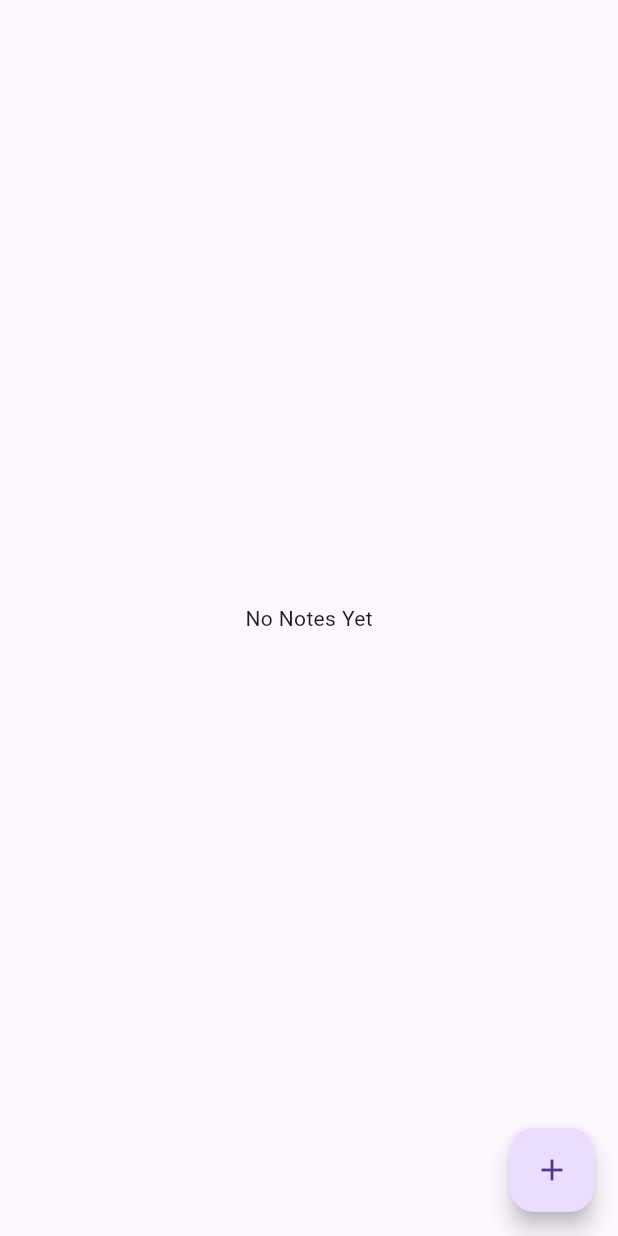
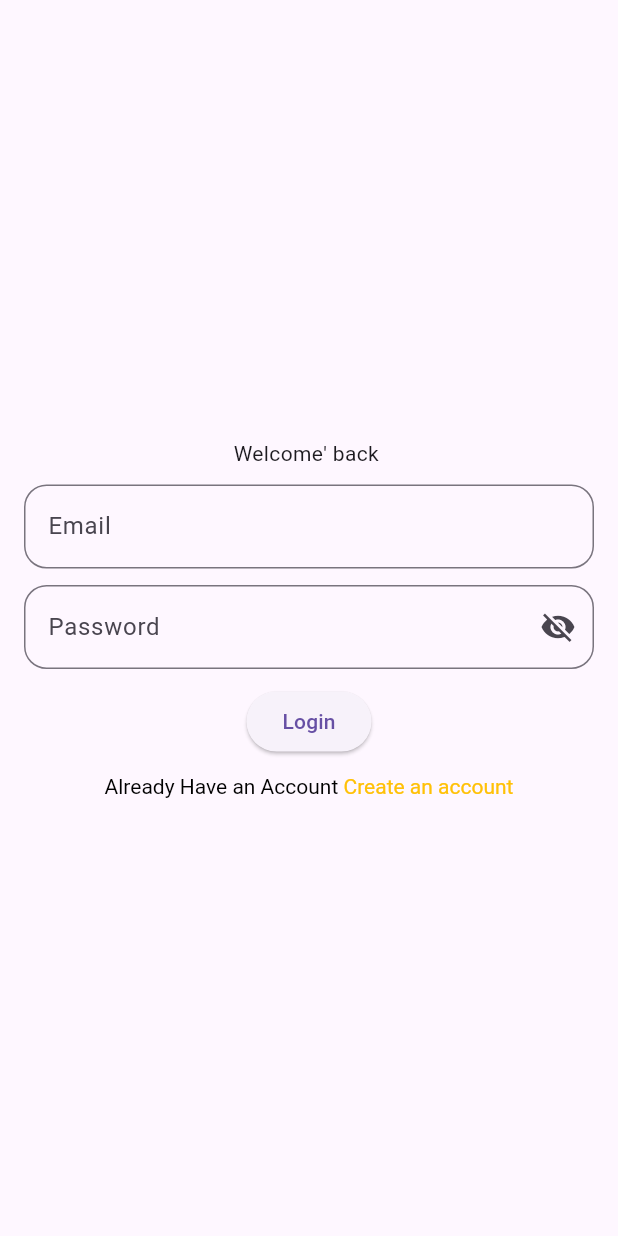
Before and after one commit to sultankhanamqh-maker/firebase_note, a Flutter app: the screen it shows after launch, on a phone screen of 412 x 824 dp. Run offline on Flutter 3.47's test engine with Material 3 defaults, Android fonts, the light colour scheme and no system bars; our stand-ins replace cloud_firestore, firebase_auth, firebase_core, shared_preferences; accounts and stored records are empty.

Commit message:
login and signup with firebase

```diff
--- /dev/null
+++ b/lib/app_constants.dart
@@ -0,0 +1,3 @@
+class AppConstants {
+  static const String loginId = "uid";
+}
--- /dev/null
+++ b/lib/login_page.dart
@@ -0,0 +1,151 @@
+// ignore_for_file: must_be_immutable
+
+
+
+import 'package:fire_note/app_constants.dart';
+import 'package:fire_note/home_page.dart';
+import 'package:fire_note/signup_page.dart';
+import 'package:fire_note/ui_helper/ui_helper.dart';
+import 'package:firebase_auth/firebase_auth.dart';
+import 'package:flutter/cupertino.dart';
+import 'package:flutter/material.dart';
+import 'package:shared_preferences/shared_preferences.dart';
+
+class LoginPage extends StatefulWidget {
+
+  LoginPage({super.key});
+
+  @override
+  State<LoginPage> createState() => _LoginPageState();
+}
+
+class _LoginPageState extends State<LoginPage> {
+  bool passwordVisible = false;
+
+  bool isLoading = false;
+
+  bool isLogin = false;
+
+  var emailController = TextEditingController();
+
+  var passController = TextEditingController();
+
+  FirebaseAuth? auth;
+
+  GlobalKey<FormState> formKey = GlobalKey<FormState>();
+
+  @override
+  void initState() {
+    super.initState();
+    auth = FirebaseAuth.instance;
+  }
+
+  @override
+  Widget build(BuildContext context) {
+    return Scaffold(
+      body: Form(
+        key: formKey,
+        child: Padding(
+          padding: const EdgeInsets.symmetric(horizontal: 16.0),
+          child: Column(
+            mainAxisAlignment: MainAxisAlignment.center,
+            children: [
+              Text("Welcome' back "),
+              SizedBox(height: 11),
+              TextFormField(
+                controller: emailController,
+                validator: (value) {
+                  final bool emailValid = RegExp(
+                    r"^[a-zA-Z0-9.a-zA-Z0-9.!#$%&'*+-/=?^_`{|}~-]+@[a-zA-Z0-9]+\.[a-zA-Z]+",
+                  ).hasMatch(value ?? "");
+                  if (value == null || value.isEmpty) {
+                    return "Please Enter your email";
+                  }
+                  if (!emailValid) {
+                    return "Please Enter valid Email";
+                  }
+                  return null;
+                },
+                decoration: myDecor(hint: "Enter Your Email", label: "Email"),
+              ),
+              SizedBox(height: 11),
+              StatefulBuilder(
+                builder: (context, ss) {
+                  return TextFormField(
+                    controller: passController,
+                    validator: (value) {
+                      if (value == null || value.isEmpty) {
+                        return "Please Enter your Password";
+                      }
+                      return null;
+                    },
+                    obscureText: !passwordVisible,
+                    decoration: myDecor(
+                      hint: "Enter your Password",
+                      label: "Password",
+                      isPassword: true,
+                      passWordVisible: passwordVisible,
+                      onTap: () {
+                        passwordVisible = !passwordVisible;
+                        ss(() {});
+                      },
+                    ),
+                  );
+                },
+              ),
+              SizedBox(height: 11),
+              ElevatedButton(onPressed: ()async{
+                if(formKey.currentState!.validate()){
+                  try{
+                    UserCredential userCred = await auth!.signInWithEmailAndPassword(email: emailController.text, password: passController.text);
+                    if(userCred.user != null){
+                      SharedPreferences prefs = await SharedPreferences.getInstance();
+                      prefs.setString(AppConstants.loginId, userCred.user!.uid);
+                      ScaffoldMessenger.of(context).showSnackBar(SnackBar(content: Text("You are Logged in Successfully")));
+                      Navigator.pushReplacement(context, MaterialPageRoute(builder: (context) => HomePage()));
+                    }
+                    else{
+                      ScaffoldMessenger.of(context).showSnackBar(SnackBar(content: Text("Something Went Wrong")));
+                    }
+                  }
+                  on FirebaseAuthException catch(e){
+                    if(e.code == "user-not-found"){
+                      ScaffoldMessenger.of(context).showSnackBar(SnackBar(content: Text(e.toString())));
+                    }
+                    else{
+                      ScaffoldMessenger.of(context).showSnackBar(SnackBar(content: Text(e.toString())));
+                    }
+                  }
+                  catch(e){
+                    ScaffoldMessenger.of(context).showSnackBar(SnackBar(content: Text(e.toString())));
+                  }
+
+                }
+              }, child: Text("Login")),
+              SizedBox(height: 11),
+              InkWell(
+                onTap: () {
+                  Navigator.push(context, MaterialPageRoute(builder: (context) => SignUpPage()));
+                },
+                child: RichText(
+                  text: TextSpan(
+                    children: [
+                      TextSpan(
+                        text: "Already Have an Account ",
+                        style: TextStyle(color: Colors.black),
+                      ),
+                      TextSpan(
+                        text: "Create an account",
+                        style: TextStyle(color: Colors.amber),
+                      ),
+                    ],
+                  ),
+                ),
+              ),
+            ],
+          ),
+        ),
+      ),
+    );
+  }
+}
--- a/lib/main.dart
+++ b/lib/main.dart
@@ -1,3 +1,5 @@
+import 'package:fire_note/login_page.dart';
+import 'package:fire_note/splash_screen.dart';
 import 'package:firebase_core/firebase_core.dart';
 import 'package:flutter/material.dart';
 import 'firebase_options.dart';
@@ -16,7 +18,8 @@ class MyApp extends StatelessWidget{
   @override
   Widget build(BuildContext context) {
     return MaterialApp(
-      home: HomePage(),
+      debugShowCheckedModeBanner: false,
+      home: SplashScreen(),
     );
 
   }
--- /dev/null
+++ b/lib/ui_helper/ui_helper.dart
@@ -0,0 +1,24 @@
+import 'package:flutter/material.dart';
+
+InputDecoration myDecor({
+  required String hint,
+  required String label,
+  bool isPassword = false,
+  VoidCallback? onTap,
+  bool passWordVisible = false,
+}) {
+  return InputDecoration(
+    hintText: hint,
+    labelText: label,
+    suffixIcon: isPassword
+        ? IconButton(
+            onPressed: onTap,
+            icon: passWordVisible
+                ? Icon(Icons.visibility)
+                : Icon(Icons.visibility_off),
+          )
+        : null,
+    alignLabelWithHint: true,
+    border: OutlineInputBorder(borderRadius: BorderRadius.circular(15)),
+  );
+}
--- a/pubspec.yaml
+++ b/pubspec.yaml
@@ -36,6 +36,8 @@ dependencies:
   cupertino_icons: ^1.0.8
   firebase_core: ^4.3.0
   cloud_firestore: ^6.1.1
+  firebase_auth: ^6.1.3
+  shared_preferences: ^2.5.4
 
 dev_dependencies:
   flutter_test:
```
Also changed, not shown: lib/custom_widgets/elevated_btn.dart (added, +38 -0 lines), lib/custom_widgets/outlined_btn.dart (added, +35 -0 lines), lib/home_page.dart (+30 -6 lines), lib/signup_page.dart (added, +237 -0 lines), lib/splash_screen.dart (added, +38 -0 lines), pubspec.lock, 4 other files.
